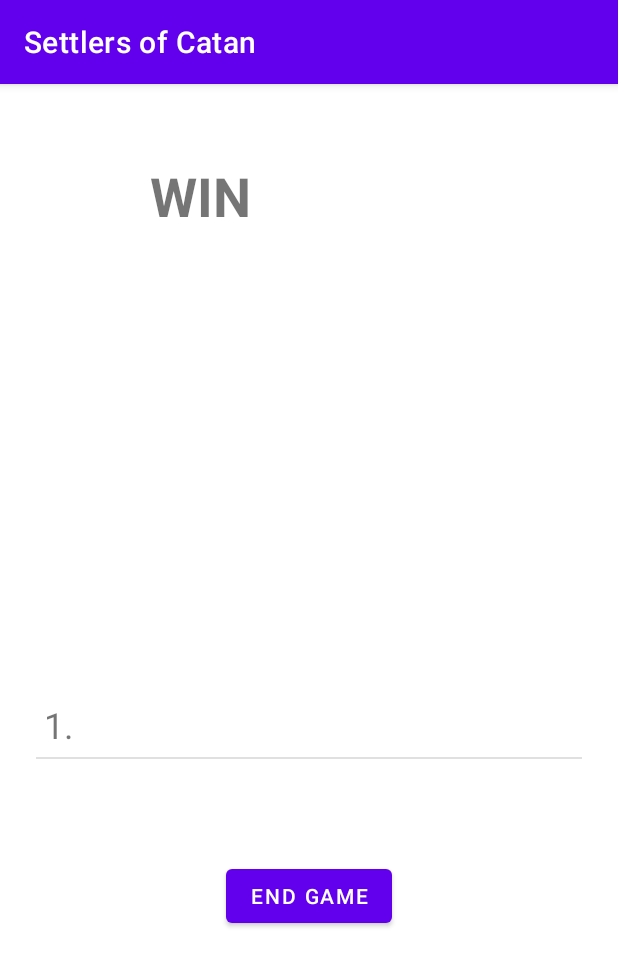
After one commit to martinunterhuber/settlers-of-catan, an Android app: the GameEndActivity screen opened directly, with no data from a screen before it, on a phone screen of 412 x 824 dp. The commit adds this screen. Shown: the top 966 px of the screen. Run offline under Robolectric (Android 15) with nearby library versions, the phone set to English and light mode, and no system bars; 2 statements that could not run were skipped.

Commit message:
Added a win/lose screen. When a player has 10 victory points at the end of their turn, they will be announced winner. ClientWinMessage will be broadcasted from the server to the clients, which will start GameEndActivity.

```diff
--- /dev/null
+++ b/app/src/main/java/com/example/settlersofcatan/GameEndActivity.java
@@ -0,0 +1,60 @@
+package com.example.settlersofcatan;
+
+import android.os.Bundle;
+import android.view.View;
+import android.widget.TextView;
+
+import com.example.settlersofcatan.game.Game;
+import com.example.settlersofcatan.server_client.GameClient;
+
+import androidx.appcompat.app.AppCompatActivity;
+
+public class GameEndActivity extends AppCompatActivity {
+    private TextView win;
+    private TextView first;
+    private TextView second;
+    private TextView third;
+    private TextView fourth;
+
+    @Override
+    protected void onCreate(Bundle savedInstanceState) {
+        super.onCreate(savedInstanceState);
+        setContentView(R.layout.activity_game_end);
+
+        win=findViewById(R.id.txt_win);
+        first=findViewById(R.id.txt_first);
+        second=findViewById(R.id.txt_second);
+        third=findViewById(R.id.txt_third);
+        fourth=findViewById(R.id.txt_fourth);
+
+        // Text if you've won or lost
+        if (GameClient.getInstance().getId() == Ranking.getInstance().getPlayer(0).getId()){
+            win.setText(R.string.win);
+        }else {
+            win.setText(R.string.lose);
+        }
+
+        //----- Ranking -------------------------
+        first.setText(String.format(getResources().getString(R.string.first),
+                Ranking.getInstance().getPlayer(0).getName()));
+        second.setText(String.format(getResources().getString(R.string.second),
+                Ranking.getInstance().getPlayer(1).getName()));
+
+
+        if (Game.getInstance().getPlayers().size()>2){
+            third.setText(String.format(getResources().getString(R.string.third),
+                    Ranking.getInstance().getPlayer(2).getName()));
+        }else{
+            third.setVisibility(View.GONE);
+        }
+
+        if (Game.getInstance().getPlayers().size()>3){
+            fourth.setText(String.format(getResources().getString(R.string.fourth),
+                    Ranking.getInstance().getPlayer(3).getName()));
+        }else{
+            fourth.setVisibility(View.GONE);
+        }
+
+    }
+
+}
--- /dev/null
+++ b/app/src/main/java/com/example/settlersofcatan/Ranking.java
@@ -0,0 +1,57 @@
+package com.example.settlersofcatan;
+
+import com.example.settlersofcatan.game.Game;
+import com.example.settlersofcatan.game.Player;
+
+import java.util.ArrayList;
+
+public class Ranking {
+    private static Ranking instance;
+    private ArrayList<Player> placement;
+
+    private Ranking (){
+        this.placement=new ArrayList<>();
+        gameOutcome();
+    }
+
+    public static Ranking getInstance() {
+        if (instance == null){
+            instance = new Ranking();
+        }
+        return instance;
+    }
+
+    // Sets placement of players
+    public void gameOutcome(){
+        for (Player p : Game.getInstance().getPlayers()){
+
+            if (placement.size() == 0){
+                placement.add(p);
+            }else {
+                int index = getPlacement(p);
+
+                if (index != placement.size()) {
+                    placement.add(index, p);
+                }else {
+                    placement.add(p);
+                }
+            }
+
+        }
+    }
+
+//---------- Getter & Setter -----------------------------------------------------------------
+
+    private Integer getPlacement (Player player){
+        for (int i = 0; i < placement.size(); i++){
+            if (player.getVictoryPoints() > placement.get(i).getVictoryPoints()){
+                return i;
+            }
+        }
+        return placement.size();
+    }
+
+    public Player getPlayer (int index){
+        return placement.get(index);
+    }
+}
--- /dev/null
+++ b/app/src/main/res/layout/activity_game_end.xml
@@ -0,0 +1,76 @@
+<?xml version="1.0" encoding="utf-8"?>
+<androidx.constraintlayout.widget.ConstraintLayout xmlns:android="http://schemas.android.com/apk/res/android"
+    xmlns:app="http://schemas.android.com/apk/res-auto"
+    xmlns:tools="http://schemas.android.com/tools"
+    android:layout_width="match_parent"
+    android:layout_height="match_parent"
+    tools:context=".GameEndActivity">
+
+    <TextView
+        android:id="@+id/txt_win"
+        android:layout_width="212dp"
+        android:layout_height="0dp"
+        android:layout_marginTop="50dp"
+        android:textSize="36sp"
+        android:textStyle="bold"
+        app:layout_constraintEnd_toEndOf="parent"
+        app:layout_constraintStart_toStartOf="parent"
+        app:layout_constraintTop_toTopOf="parent" />
+
+    <LinearLayout
+        android:id="@+id/linearLayout"
+        android:layout_width="match_parent"
+        android:layout_height="wrap_content"
+        android:layout_marginStart="24dp"
+        android:layout_marginLeft="24dp"
+        android:layout_marginTop="32dp"
+        android:layout_marginEnd="24dp"
+        android:layout_marginRight="24dp"
+        android:divider="?android:dividerHorizontal"
+        android:orientation="vertical"
+        android:showDividers="middle"
+        app:layout_constraintBottom_toBottomOf="parent"
+        app:layout_constraintEnd_toEndOf="parent"
+        app:layout_constraintStart_toStartOf="parent"
+        app:layout_constraintTop_toBottomOf="@+id/txt_win">
+
+        <TextView
+            android:id="@+id/txt_first"
+            android:layout_width="match_parent"
+            android:layout_height="wrap_content"
+            android:layout_margin="5dp"
+            android:textSize="24sp" />
+
+        <TextView
+            android:id="@+id/txt_second"
+            android:layout_width="match_parent"
+            android:layout_height="wrap_content"
+            android:layout_margin="5dp"
+            android:textSize="24sp" />
+
+        <TextView
+            android:id="@+id/txt_third"
+            android:layout_width="match_parent"
+            android:layout_height="wrap_content"
+            android:layout_margin="5dp"
+            android:textSize="24sp" />
+
+        <TextView
+            android:id="@+id/txt_fourth"
+            android:layout_width="match_parent"
+            android:layout_height="wrap_content"
+            android:layout_margin="5dp"
+            android:textSize="24sp" />
+    </LinearLayout>
+
+    <Button
+        android:id="@+id/btn_end"
+        android:layout_width="wrap_content"
+        android:layout_height="wrap_content"
+        android:layout_marginTop="24dp"
+        android:text="@string/end_game"
+        app:layout_constraintEnd_toEndOf="parent"
+        app:layout_constraintStart_toStartOf="parent"
+        app:layout_constraintTop_toBottomOf="@+id/linearLayout" />
+
+</androidx.constraintlayout.widget.ConstraintLayout>
--- a/app/src/main/res/values/strings.xml
+++ b/app/src/main/res/values/strings.xml
@@ -14,4 +14,11 @@
     <string name="could_not_connect">Could not connect to %1$s</string>
     <string name="quit_lobby_title">Leave Lobby?</string>
     <string name="quit_lobby_confirmation">Do you really want to leave the lobby?</string>
+    <string name="win">WIN</string>
+    <string name="lose">LOSE</string>
+    <string name="end_game">End Game</string>
+    <string name="first">1. %1$s </string>
+    <string name="second">2. %1$s </string>
+    <string name="third">3. %1$s </string>
+    <string name="fourth">4. %1$s </string>
 </resources>
```
Also changed, not shown: app/src/main/AndroidManifest.xml (+11 -11 lines), app/src/main/java/com/example/settlersofcatan/GameActivity.java (+3 -8 lines), app/src/main/java/com/example/settlersofcatan/PlayerView.java (+9 -14 lines), app/src/main/java/com/example/settlersofcatan/game/Game.java (+12 -7 lines), app/src/main/java/com/example/settlersofcatan/server_client/CreateServerFragment.java (+5 -5 lines), app/src/main/java/com/example/settlersofcatan/server_client/GameClient.java (+13 -4 lines), app/src/main/java/com/example/settlersofcatan/server_client/GameServer.java (+7 -3 lines), app/src/main/java/com/example/settlersofcatan/server_client/networking/dto/ClientWinMessage.java (added, +20 -0 lines).
